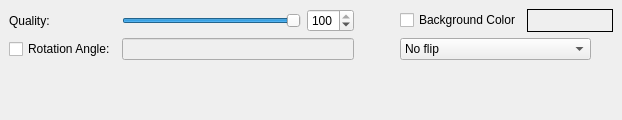
marek629/SIR, file src/widgets/convert/OptionsScrollArea.ui: the form before one commit.
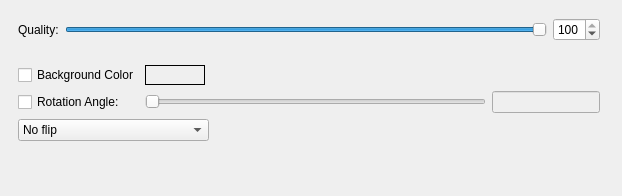
The form after the commit. Custom widgets are drawn as their Qt base class.

Commit message: Options tab contents was redesigned.

What changed in the file:
```diff
--- a/src/widgets/convert/OptionsScrollArea.ui
+++ b/src/widgets/convert/OptionsScrollArea.ui
@@ -7,7 +7,7 @@
     <x>0</x>
     <y>0</y>
     <width>622</width>
-    <height>120</height>
+    <height>196</height>
    </rect>
   </property>
   <property name="frameShape">
@@ -19,111 +19,173 @@
   <property name="alignment">
    <set>Qt::AlignLeading|Qt::AlignLeft|Qt::AlignTop</set>
   </property>
-  <widget class="QWidget" name="scrollAreaWidgetContents_2">
-   <layout class="QGridLayout" name="gridLayout">
-    <item row="1" column="5" colspan="2">
-     <widget class="QComboBox" name="flipComboBox">
-      <property name="sizePolicy">
-       <sizepolicy hsizetype="Maximum" vsizetype="Fixed">
-        <horstretch>0</horstretch>
-        <verstretch>0</verstretch>
-       </sizepolicy>
+  <widget class="QWidget" name="scrollAreaWidgetContents">
+   <property name="geometry">
+    <rect>
+     <x>0</x>
+     <y>0</y>
+     <width>622</width>
+     <height>196</height>
+    </rect>
+   </property>
+   <layout class="QVBoxLayout" name="verticalLayout">
+    <item>
+     <widget class="QWidget" name="outputFormatWidget" native="true">
+      <property name="maximumSize">
+       <size>
+        <width>600</width>
+        <height>16777215</height>
+       </size>
       </property>
-      <item>
-       <property name="text">
-        <string>No flip</string>
-       </property>
-      </item>
-      <item>
-       <property name="text">
-        <string>Flip vertically</string>
-       </property>
-      </item>
-      <item>
-       <property name="text">
-        <string>Flip horizontally</string>
-       </property>
-      </item>
-      <item>
-       <property name="text">
-        <string>Flip vertically and horizontally</string>
-       </property>
-      </item>
+      <layout class="QHBoxLayout" name="horizontalLayout">
+       <item>
+        <widget class="QLabel" name="qualityLabel">
+         <property name="text">
+          <string>Quality:</string>
+         </property>
+        </widget>
+       </item>
+       <item>
+        <widget class="QSlider" name="qualitySlider">
+         <property name="sizePolicy">
+          <sizepolicy hsizetype="MinimumExpanding" vsizetype="Fixed">
+           <horstretch>0</horstretch>
+           <verstretch>0</verstretch>
+          </sizepolicy>
+         </property>
+         <property name="minimum">
+          <number>1</number>
+         </property>
+         <property name="maximum">
+          <number>100</number>
+         </property>
+         <property name="value">
+          <number>100</number>
+         </property>
+         <property name="orientation">
+          <enum>Qt::Horizontal</enum>
+         </property>
+        </widget>
+       </item>
+       <item>
+        <widget class="QSpinBox" name="qualitySpinBox">
+         <property name="sizePolicy">
+          <sizepolicy hsizetype="Maximum" vsizetype="Fixed">
+           <horstretch>0</horstretch>
+           <verstretch>0</verstretch>
+          </sizepolicy>
+         </property>
+         <property name="minimum">
+          <number>1</number>
+         </property>
+         <property name="maximum">
+          <number>100</number>
+         </property>
+         <property name="value">
+          <number>100</number>
+         </property>
+        </widget>
+       </item>
+      </layout>
      </widget>
     </item>
-    <item row="0" column="0">
-     <widget class="QLabel" name="textLabel1_2">
-      <property name="text">
-       <string>Quality:</string>
-      </property>
-     </widget>
-    </item>
-    <item row="0" column="1" colspan="2">
-     <widget class="QSlider" name="qualitySlider">
-      <property name="sizePolicy">
-       <sizepolicy hsizetype="MinimumExpanding" vsizetype="Fixed">
-        <horstretch>0</horstretch>
-        <verstretch>0</verstretch>
-       </sizepolicy>
-      </property>
-      <property name="minimum">
-       <number>1</number>
-      </property>
-      <property name="maximum">
-       <number>100</number>
-      </property>
-      <property name="value">
-       <number>100</number>
-      </property>
-      <property name="orientation">
-       <enum>Qt::Horizontal</enum>
-      </property>
-     </widget>
-    </item>
-    <item row="0" column="5">
-     <widget class="QCheckBox" name="backgroundColorCheckBox">
-      <property name="text">
-       <string>Background Color</string>
-      </property>
-     </widget>
-    </item>
-    <item row="1" column="4">
-     <spacer name="horizontalSpacer_5">
-      <property name="orientation">
-       <enum>Qt::Horizontal</enum>
-      </property>
-      <property name="sizeType">
-       <enum>QSizePolicy::Preferred</enum>
-      </property>
-      <property name="sizeHint" stdset="0">
+    <item>
+     <widget class="QWidget" name="generalWidget" native="true">
+      <property name="maximumSize">
        <size>
-        <width>40</width>
-        <height>20</height>
+        <width>600</width>
+        <height>16777215</height>
        </size>
       </property>
-     </spacer>
-    </item>
-    <item row="0" column="3">
-     <widget class="QSpinBox" name="qualitySpinBox">
-      <property name="sizePolicy">
-       <sizepolicy hsizetype="Maximum" vsizetype="Fixed">
-        <horstretch>0</horstretch>
-        <verstretch>0</verstretch>
-       </sizepolicy>
-      </property>
-      <property name="minimum">
-       <number>1</number>
-      </property>
-      <property name="maximum">
-       <number>100</number>
-      </property>
-      <property name="value">
-       <number>100</number>
-      </property>
+      <layout class="QGridLayout" name="gridLayout_2">
+       <item row="0" column="0">
+        <widget class="QCheckBox" name="backgroundColorCheckBox">
+         <property name="text">
+          <string>Background Color</string>
+         </property>
+        </widget>
+       </item>
+       <item row="1" column="1">
+        <widget class="QSlider" name="horizontalSlider">
+         <property name="orientation">
+          <enum>Qt::Horizontal</enum>
+         </property>
+        </widget>
+       </item>
+       <item row="1" column="2">
+        <widget class="QLineEdit" name="rotateLineEdit">
+         <property name="enabled">
+          <bool>false</bool>
+         </property>
+         <property name="sizePolicy">
+          <sizepolicy hsizetype="Preferred" vsizetype="Fixed">
+           <horstretch>0</horstretch>
+           <verstretch>0</verstretch>
+          </sizepolicy>
+         </property>
+        </widget>
+       </item>
+       <item row="1" column="0">
+        <widget class="QCheckBox" name="rotateCheckBox">
+         <property name="text">
+          <string>Rotation Angle:</string>
+         </property>
+        </widget>
+       </item>
+       <item row="0" column="1">
+        <widget class="ColorFrame" name="backgroundColorFrame">
+         <property name="sizePolicy">
+          <sizepolicy hsizetype="Fixed" vsizetype="Preferred">
+           <horstretch>0</horstretch>
+           <verstretch>0</verstretch>
+          </sizepolicy>
+         </property>
+         <property name="minimumSize">
+          <size>
+           <width>60</width>
+           <height>0</height>
+          </size>
+         </property>
+         <property name="frameShape">
+          <enum>QFrame::Box</enum>
+         </property>
+        </widget>
+       </item>
+       <item row="2" column="0" colspan="2">
+        <widget class="QComboBox" name="flipComboBox">
+         <property name="sizePolicy">
+          <sizepolicy hsizetype="Maximum" vsizetype="Fixed">
+           <horstretch>0</horstretch>
+           <verstretch>0</verstretch>
+          </sizepolicy>
+         </property>
+         <item>
+          <property name="text">
+           <string>No flip</string>
+          </property>
+         </item>
+         <item>
+          <property name="text">
+           <string>Flip vertically</string>
+          </property>
+         </item>
+         <item>
+          <property name="text">
+           <string>Flip horizontally</string>
+          </property>
+         </item>
+         <item>
+          <property name="text">
+           <string>Flip vertically and horizontally</string>
+          </property>
+         </item>
+        </widget>
+       </item>
+      </layout>
      </widget>
     </item>
-    <item row="2" column="2">
-     <spacer name="verticalSpacer_2">
+    <item>
+     <spacer name="verticalSpacer">
       <property name="orientation">
        <enum>Qt::Vertical</enum>
       </property>
@@ -135,33 +197,6 @@
       </property>
      </spacer>
     </item>
-    <item row="0" column="6">
-     <widget class="ColorFrame" name="backgroundColorFrame">
-      <property name="frameShape">
-       <enum>QFrame::Box</enum>
-      </property>
-     </widget>
-    </item>
-    <item row="1" column="0">
-     <widget class="QCheckBox" name="rotateCheckBox">
-      <property name="text">
-       <string>Rotation Angle:</string>
-      </property>
-     </widget>
-    </item>
-    <item row="1" column="1" colspan="3">
-     <widget class="QLineEdit" name="rotateLineEdit">
-      <property name="enabled">
-       <bool>false</bool>
-      </property>
-      <property name="sizePolicy">
-       <sizepolicy hsizetype="MinimumExpanding" vsizetype="Fixed">
-        <horstretch>0</horstretch>
-        <verstretch>0</verstretch>
-       </sizepolicy>
-      </property>
-     </widget>
-    </item>
    </layout>
   </widget>
  </widget>
```
The commit also changes 1 other file.
